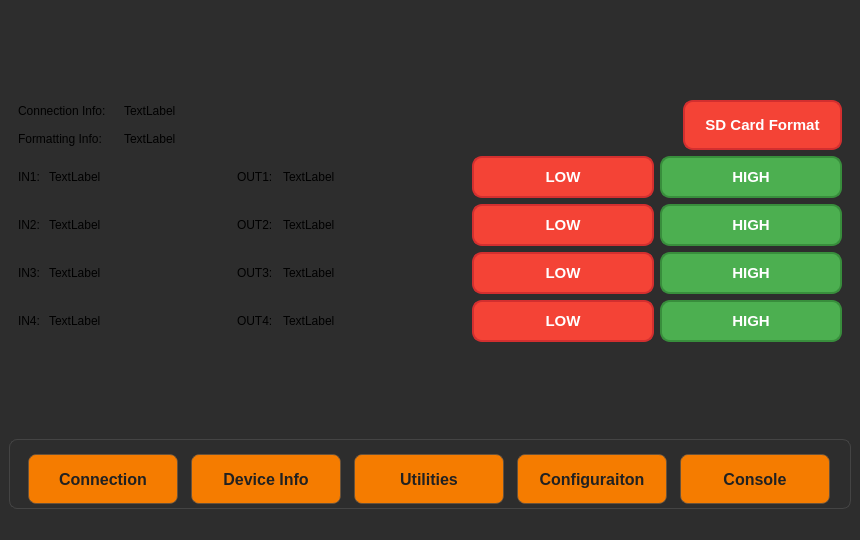
Qt form mainwindow.ui (xemreyayla/mte-toolbox) before a commit.
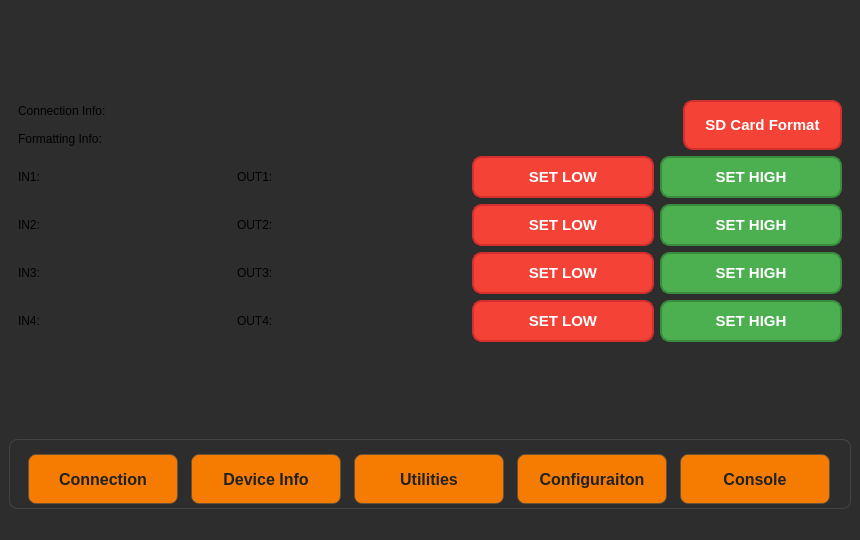
The same form after that commit. The open tabs and pages were chosen to show the change.

Commit message: text labels are cleaned

Patch:
```diff
--- a/mainwindow.ui
+++ b/mainwindow.ui
@@ -833,7 +833,7 @@
                 <item>
                  <widget class="QLabel" name="connectionLabel">
                   <property name="text">
-                   <string>TextLabel</string>
+                   <string/>
                   </property>
                  </widget>
                 </item>
@@ -863,7 +863,7 @@
                 <item>
                  <widget class="QLabel" name="formatLabel">
                   <property name="text">
-                   <string>TextLabel</string>
+                   <string/>
                   </property>
                  </widget>
                 </item>
@@ -946,7 +946,7 @@
               <item>
                <widget class="QLabel" name="in1Label">
                 <property name="text">
-                 <string>TextLabel</string>
+                 <string/>
                 </property>
                </widget>
               </item>
@@ -978,7 +978,7 @@
               <item>
                <widget class="QLabel" name="out1Label">
                 <property name="text">
-                 <string>TextLabel</string>
+                 <string/>
                 </property>
                </widget>
               </item>
@@ -1007,7 +1007,7 @@
 }</string>
                 </property>
                 <property name="text">
-                 <string>LOW</string>
+                 <string>SET LOW</string>
                 </property>
                </widget>
               </item>
@@ -1039,7 +1039,7 @@
 </string>
                 </property>
                 <property name="text">
-                 <string>HIGH</string>
+                 <string>SET HIGH</string>
                 </property>
                </widget>
               </item>
@@ -1075,7 +1075,7 @@
               <item>
                <widget class="QLabel" name="in2Label">
                 <property name="text">
-                 <string>TextLabel</string>
+                 <string/>
                 </property>
                </widget>
               </item>
@@ -1107,7 +1107,7 @@
               <item>
                <widget class="QLabel" name="out2Label">
                 <property name="text">
-                 <string>TextLabel</string>
+                 <string/>
                 </property>
                </widget>
               </item>
@@ -1136,7 +1136,7 @@
 }</string>
                 </property>
                 <property name="text">
-                 <string>LOW</string>
+                 <string>SET LOW</string>
                 </property>
                </widget>
               </item>
@@ -1168,7 +1168,7 @@
 </string>
                 </property>
                 <property name="text">
-                 <string>HIGH</string>
+                 <string>SET HIGH</string>
                 </property>
                </widget>
               </item>
@@ -1204,7 +1204,7 @@
               <item>
                <widget class="QLabel" name="in3Label">
                 <property name="text">
-                 <string>TextLabel</string>
+                 <string/>
                 </property>
                </widget>
               </item>
@@ -1236,7 +1236,7 @@
               <item>
                <widget class="QLabel" name="out3Label">
                 <property name="text">
-                 <string>TextLabel</string>
+                 <string/>
                 </property>
                </widget>
               </item>
@@ -1265,7 +1265,7 @@
 }</string>
                 </property>
                 <property name="text">
-                 <string>LOW</string>
+                 <string>SET LOW</string>
                 </property>
                </widget>
               </item>
@@ -1297,7 +1297,7 @@
 </string>
                 </property>
                 <property name="text">
-                 <string>HIGH</string>
+                 <string>SET HIGH</string>
                 </property>
                </widget>
               </item>
@@ -1333,7 +1333,7 @@
               <item>
                <widget class="QLabel" name="in4Label">
                 <property name="text">
-                 <string>TextLabel</string>
+                 <string/>
                 </property>
                </widget>
               </item>
@@ -1365,7 +1365,7 @@
               <item>
                <widget class="QLabel" name="out4Label">
                 <property name="text">
-                 <string>TextLabel</string>
+                 <string/>
                 </property>
                </widget>
               </item>
@@ -1394,7 +1394,7 @@
 }</string>
                 </property>
                 <property name="text">
-                 <string>LOW</string>
+                 <string>SET LOW</string>
                 </property>
                </widget>
               </item>
@@ -1426,7 +1426,7 @@
 </string>
                 </property>
                 <property name="text">
-                 <string>HIGH</string>
+                 <string>SET HIGH</string>
                 </property>
                </widget>
               </item>
```
Left out of the diff: 34 changed lines with no effect on the pictures.
